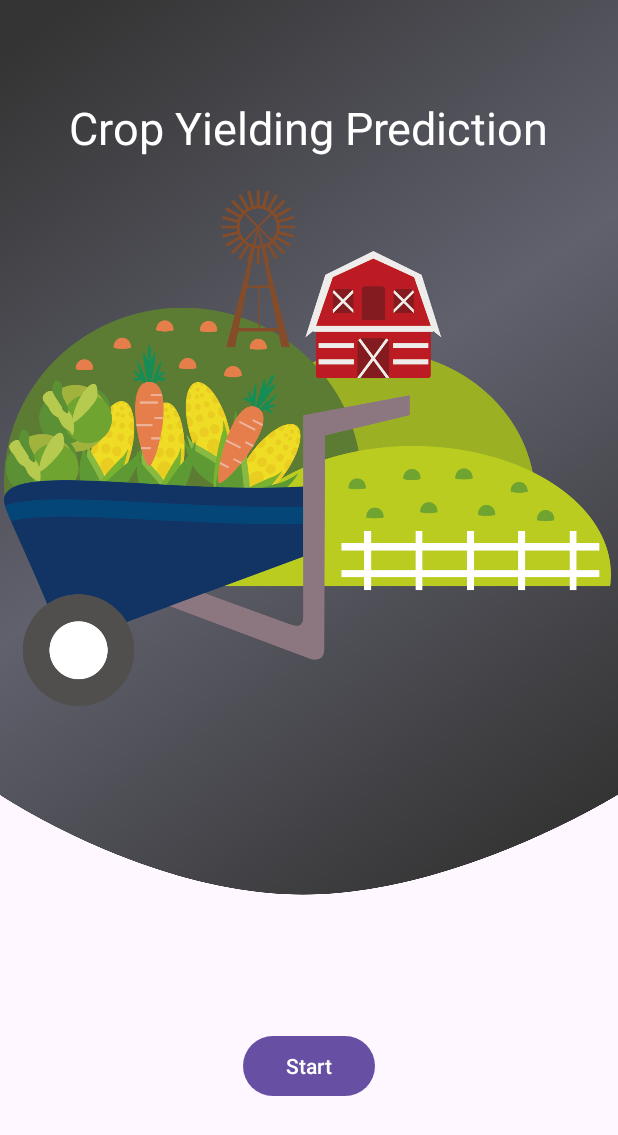
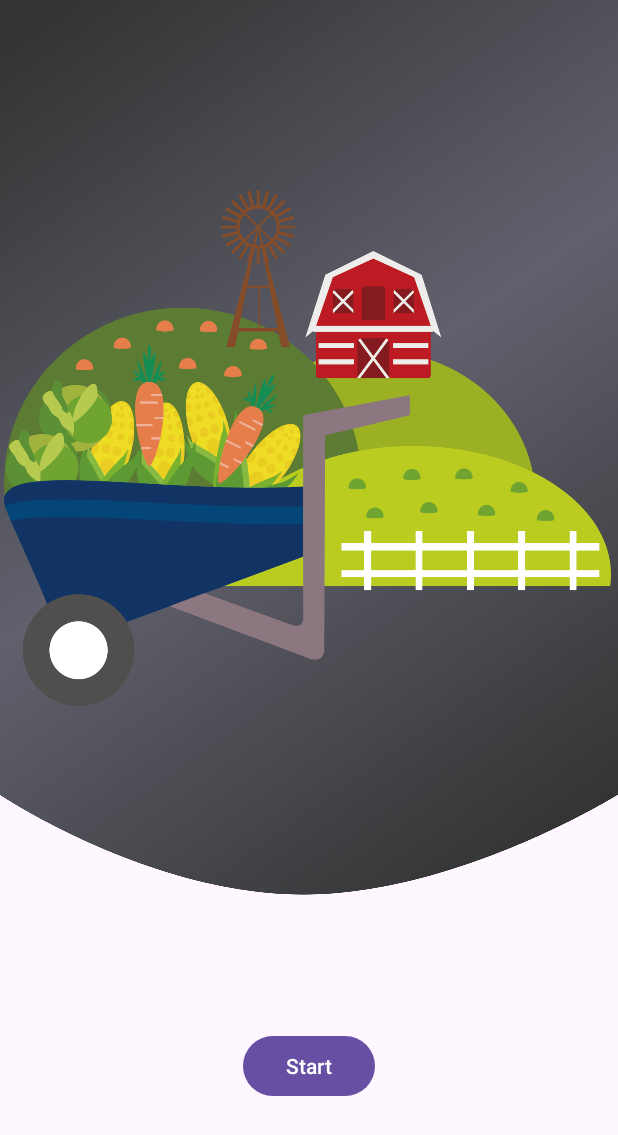
Before and after one commit to Sauban-Git/CropYieldPrediction, an Android app: the layout activity_main.xml on its own in the app's theme, with its tools: preview values and no code run, on a phone screen of 412 x 824 dp. Shown: the top 1135 px of the screen. Run offline under Robolectric (Android 15) with nearby library versions, the phone set to English and light mode, and no system bars.

Commit message:
removed Text

```diff
--- a/app/src/main/res/layout/activity_main.xml
+++ b/app/src/main/res/layout/activity_main.xml
@@ -30,19 +30,6 @@
         android:contentDescription="Crop"
         app:srcCompat="@drawable/greencrop" />
 
-    <TextView
-        android:id="@+id/textView"
-        android:layout_width="wrap_content"
-        android:layout_height="wrap_content"
-        android:text="Crop Yielding Prediction"
-        android:textColor="#ffffff"
-        android:textSize="30sp"
-        app:layout_constraintBottom_toTopOf="@+id/imageView2"
-        app:layout_constraintEnd_toEndOf="parent"
-        app:layout_constraintStart_toStartOf="parent"
-        app:layout_constraintTop_toTopOf="@+id/imageView"
-        app:layout_constraintVertical_bias="0.75" />
-
     <Button
         android:id="@+id/btnStart"
         android:layout_width="wrap_content"
```
